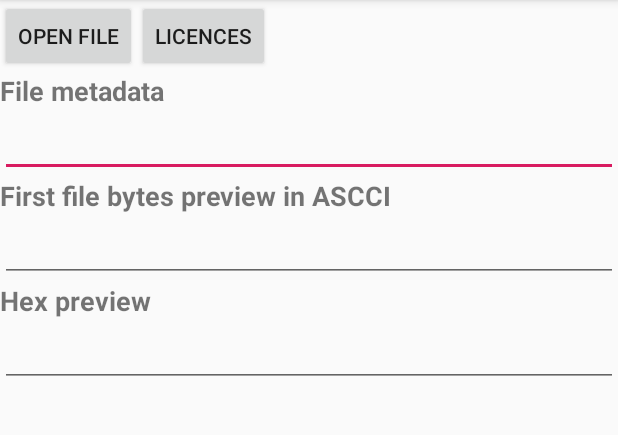
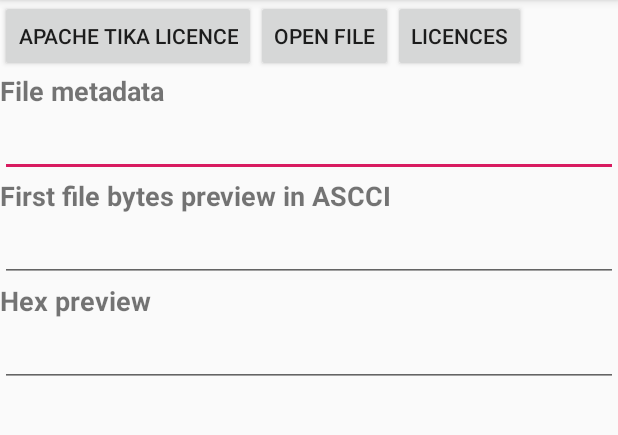
Before and after one commit to bacloud14/Datus, an Android app: the screen it shows after launch (StorageDemoActivity), on a phone screen of 412 x 824 dp, the part 84-519 px from its top. Run offline under Robolectric (Android 15) with nearby library versions, the light colour scheme and no system bars; libraries missing offline, so code that uses them is left out: com.google.android.gms, org.apache.tika.

Commit message:
tika licence dialog box

```diff
--- a/app/src/main/res/layout/activity_storage_demo.xml
+++ b/app/src/main/res/layout/activity_storage_demo.xml
@@ -4,11 +4,19 @@
     android:layout_height="match_parent"
     tools:context=".StorageDemoActivity">
 
+    <Button
+        android:id="@+id/button1"
+        android:layout_width="wrap_content"
+        android:layout_height="wrap_content"
+        android:onClick="thanks"
+        android:text="@string/tika" />
 
     <Button
         android:id="@+id/button2"
         android:layout_width="wrap_content"
         android:layout_height="wrap_content"
+        android:layout_alignParentTop="true"
+        android:layout_toRightOf="@+id/button1"
         android:onClick="openFile"
         android:text="@string/open_string" />
 
--- a/app/src/main/res/values/strings.xml
+++ b/app/src/main/res/values/strings.xml
@@ -4,4 +4,5 @@
     <string name="licences_string"> licences </string>
     <string name="app_name"> Datus </string>
     <string name="thanks">Thanks to Apache Tika and:</string>
+    <string name="tika">Apache Tika licence</string>
 </resources>
```
Also changed, not shown: app/src/main/java/com/example/datus/StorageDemoActivity.java (+49 -24 lines), app/src/main/res/layout/tika_licence_layout.xml (added, +28 -0 lines), 2 other files.
